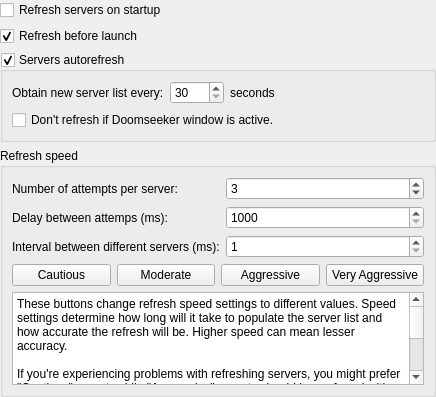
This is src/core/gui/configuration/cfgquery.ui in PROPHESSOR/DDCLauncher as Qt 5 draws it before an edit. The edited form follows.
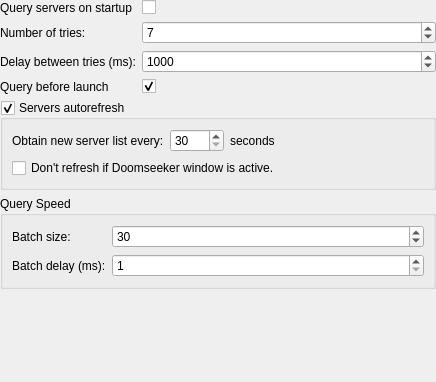
This is the edited form.

```diff
--- a/src/core/gui/configuration/cfgquery.ui
+++ b/src/core/gui/configuration/cfgquery.ui
@@ -7,7 +7,7 @@
     <x>0</x>
     <y>0</y>
     <width>436</width>
-    <height>397</height>
+    <height>382</height>
    </rect>
   </property>
   <layout class="QVBoxLayout" name="verticalLayout">
@@ -15,21 +15,100 @@
     <number>0</number>
    </property>
    <item>
-    <widget class="QCheckBox" name="queryOnStartup">
-     <property name="text">
-      <string>Refresh servers on startup</string>
+    <layout class="QFormLayout" name="formLayout">
+     <property name="fieldGrowthPolicy">
+      <enum>QFormLayout::AllNonFixedFieldsGrow</enum>
      </property>
-    </widget>
-   </item>
-   <item>
-    <widget class="QCheckBox" name="queryBeforeLaunch">
-     <property name="text">
-      <string>Refresh before launch</string>
-     </property>
-     <property name="checked">
-      <bool>true</bool>
-     </property>
-    </widget>
+     <item row="0" column="0">
+      <widget class="QLabel" name="label_3">
+       <property name="text">
+        <string>Query servers on startup</string>
+       </property>
+      </widget>
+     </item>
+     <item row="0" column="1">
+      <widget class="QCheckBox" name="queryOnStartup">
+       <property name="text">
+        <string/>
+       </property>
+      </widget>
+     </item>
+     <item row="1" column="0">
+      <widget class="QLabel" name="label_4">
+       <property name="toolTip">
+        <string>How many times Doomseeker will attempt to query each server before deeming it to be not responding.</string>
+       </property>
+       <property name="text">
+        <string>Number of tries:</string>
+       </property>
+      </widget>
+     </item>
+     <item row="1" column="1">
+      <widget class="QSpinBox" name="triesBox">
+       <property name="toolTip">
+        <string>How many times Doomseeker will attempt to query each server before deeming it to be not responding.</string>
+       </property>
+       <property name="minimum">
+        <number>3</number>
+       </property>
+       <property name="maximum">
+        <number>10</number>
+       </property>
+       <property name="singleStep">
+        <number>1</number>
+       </property>
+       <property name="value">
+        <number>7</number>
+       </property>
+      </widget>
+     </item>
+     <item row="2" column="0">
+      <widget class="QLabel" name="label">
+       <property name="toolTip">
+        <string>Delay in miliseconds between each query attempt.</string>
+       </property>
+       <property name="text">
+        <string>Delay between tries (ms):</string>
+       </property>
+      </widget>
+     </item>
+     <item row="2" column="1">
+      <widget class="QSpinBox" name="timeoutBox">
+       <property name="toolTip">
+        <string>Delay in miliseconds between each query attempt.</string>
+       </property>
+       <property name="minimum">
+        <number>500</number>
+       </property>
+       <property name="maximum">
+        <number>10000</number>
+       </property>
+       <property name="singleStep">
+        <number>100</number>
+       </property>
+       <property name="value">
+        <number>1000</number>
+       </property>
+      </widget>
+     </item>
+     <item row="3" column="0">
+      <widget class="QLabel" name="label_8">
+       <property name="text">
+        <string>Query before launch</string>
+       </property>
+      </widget>
+     </item>
+     <item row="3" column="1">
+      <widget class="QCheckBox" name="queryBeforeLaunch">
+       <property name="text">
+        <string/>
+       </property>
+       <property name="checked">
+        <bool>true</bool>
+       </property>
+      </widget>
+     </item>
+    </layout>
    </item>
    <item>
     <widget class="QGroupBox" name="grbServerAutoRefresh">
@@ -106,146 +185,58 @@
    <item>
     <widget class="QGroupBox" name="groupBox">
      <property name="title">
-      <string>Refresh speed</string>
+      <string>Query Speed</string>
      </property>
-     <layout class="QVBoxLayout" name="verticalLayout_3">
-      <item>
-       <layout class="QFormLayout" name="formLayout_2">
-        <item row="0" column="0">
-         <widget class="QLabel" name="label_4">
-          <property name="toolTip">
-           <string>How many times Doomseeker will attempt to query each server before deeming it to be not responding.</string>
-          </property>
-          <property name="text">
-           <string>Number of attempts per server:</string>
-          </property>
-         </widget>
-        </item>
-        <item row="0" column="1">
-         <widget class="QSpinBox" name="triesBox">
-          <property name="toolTip">
-           <string>How many times Doomseeker will attempt to query each server before deeming it to be not responding.</string>
-          </property>
-          <property name="correctionMode">
-           <enum>QAbstractSpinBox::CorrectToNearestValue</enum>
-          </property>
-          <property name="minimum">
-           <number>1</number>
-          </property>
-          <property name="maximum">
-           <number>10</number>
-          </property>
-          <property name="singleStep">
-           <number>1</number>
-          </property>
-          <property name="value">
-           <number>3</number>
-          </property>
-         </widget>
-        </item>
-        <item row="1" column="0">
-         <widget class="QLabel" name="label">
-          <property name="toolTip">
-           <string>Delay in miliseconds between each query attempt.</string>
-          </property>
-          <property name="text">
-           <string>Delay between attemps (ms):</string>
-          </property>
-         </widget>
-        </item>
-        <item row="1" column="1">
-         <widget class="QSpinBox" name="timeoutBox">
-          <property name="toolTip">
-           <string>Delay in miliseconds between each query attempt.</string>
-          </property>
-          <property name="correctionMode">
-           <enum>QAbstractSpinBox::CorrectToNearestValue</enum>
-          </property>
-          <property name="minimum">
-           <number>1000</number>
-          </property>
-          <property name="maximum">
-           <number>10000</number>
-          </property>
-          <property name="singleStep">
-           <number>100</number>
-          </property>
-          <property name="value">
-           <number>1000</number>
-          </property>
-         </widget>
-        </item>
-        <item row="2" column="0">
-         <widget class="QLabel" name="label_7">
-          <property name="text">
-           <string>Interval between different servers (ms):</string>
-          </property>
-         </widget>
-        </item>
-        <item row="2" column="1">
-         <widget class="QSpinBox" name="queryIntervalBox">
-          <property name="toolTip">
-           <string>&lt;html&gt;&lt;head/&gt;&lt;body&gt;&lt;p&gt;Sleep delay that occurs after querying a server and before querying a next one. Increasing this value may negatively affect the speed of server list refresh, but will free up CPU and decrease bandwidth usage.&lt;/p&gt;&lt;/body&gt;&lt;/html&gt;</string>
-          </property>
-          <property name="minimum">
-           <number>1</number>
-          </property>
-          <property name="maximum">
-           <number>1000</number>
-          </property>
-          <property name="singleStep">
-           <number>10</number>
-          </property>
-          <property name="value">
-           <number>1</number>
-          </property>
-         </widget>
-        </item>
-       </layout>
+     <layout class="QFormLayout" name="formLayout_3">
+      <property name="fieldGrowthPolicy">
+       <enum>QFormLayout::AllNonFixedFieldsGrow</enum>
+      </property>
+      <item row="0" column="0">
+       <widget class="QLabel" name="label_2">
+        <property name="text">
+         <string>Batch size:</string>
+        </property>
+       </widget>
       </item>
-      <item>
-       <layout class="QHBoxLayout" name="horizontalLayout_2">
-        <item>
-         <widget class="QPushButton" name="pushButton">
-          <property name="text">
-           <string>Cautious</string>
-          </property>
-         </widget>
-        </item>
-        <item>
-         <widget class="QPushButton" name="pushButton_2">
-          <property name="text">
-           <string>Moderate</string>
-          </property>
-         </widget>
-        </item>
-        <item>
-         <widget class="QPushButton" name="pushButton_3">
-          <property name="text">
-           <string>Aggressive</string>
-          </property>
-         </widget>
-        </item>
-        <item>
-         <widget class="QPushButton" name="pushButton_4">
-          <property name="toolTip">
-           <string>&lt;html&gt;&lt;head/&gt;&lt;body&gt;&lt;p&gt;Be warned: in this mode correctly working servers may appear as &amp;quot;not responding&amp;quot;.&lt;/p&gt;&lt;/body&gt;&lt;/html&gt;</string>
-          </property>
-          <property name="text">
-           <string>Very Aggressive</string>
-          </property>
-         </widget>
-        </item>
-       </layout>
+      <item row="1" column="0">
+       <widget class="QLabel" name="label_7">
+        <property name="text">
+         <string>Batch delay (ms):</string>
+        </property>
+       </widget>
       </item>
-      <item>
-       <widget class="QPlainTextEdit" name="plainTextEdit">
-        <property name="plainText">
-         <string>These buttons change refresh speed settings to different values. Speed settings determine how long will it take to populate the server list and how accurate the refresh will be. Higher speed can mean lesser accuracy.
-
-If you're experiencing problems with refreshing servers, you might prefer &quot;Cautious&quot; preset, while &quot;Aggressive&quot; presets should be preferred with good connection quality.
-
-These values can be also modified by hand.</string>
+      <item row="0" column="1">
+       <widget class="QSpinBox" name="batchSizeBox">
+        <property name="toolTip">
+         <string>&lt;html&gt;&lt;head/&gt;&lt;body&gt;&lt;p&gt;Number of servers to query in a single batch (30 recommended). Increasing this value will improve the speed of server list refresh, but may also increase CPU and bandwidth usage.&lt;/p&gt;&lt;/body&gt;&lt;/html&gt;</string>
+        </property>
+        <property name="minimum">
+         <number>1</number>
+        </property>
+        <property name="maximum">
+         <number>250</number>
+        </property>
+        <property name="value">
+         <number>30</number>
+        </property>
+       </widget>
+      </item>
+      <item row="1" column="1">
+       <widget class="QSpinBox" name="batchDelayBox">
+        <property name="toolTip">
+         <string>&lt;html&gt;&lt;head/&gt;&lt;body&gt;&lt;p&gt;Delay to wait before Doomseeker will check if any free slots open up for server queries (1ms recommended). Number of slots is determined by the &amp;quot;Batch size&amp;quot; setting. Increasing this value may negatively affect the speed of server list refresh, but will free up CPU and decrease bandwidth usage.&lt;/p&gt;&lt;/body&gt;&lt;/html&gt;</string>
+        </property>
+        <property name="minimum">
+         <number>1</number>
+        </property>
+        <property name="maximum">
+         <number>1000</number>
+        </property>
+        <property name="singleStep">
+         <number>10</number>
+        </property>
+        <property name="value">
+         <number>1</number>
         </property>
        </widget>
       </item>
```
Left out of the diff: 73 changed lines with no effect on the pictures.
